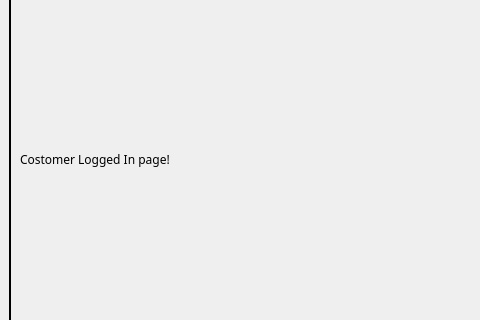
freefrit/AOOP_DogeShop, file mainwindow.ui: the form before one commit; both pictures show x 0 to 480 and y 152 to 472 of the 960 by 600 pixel window.
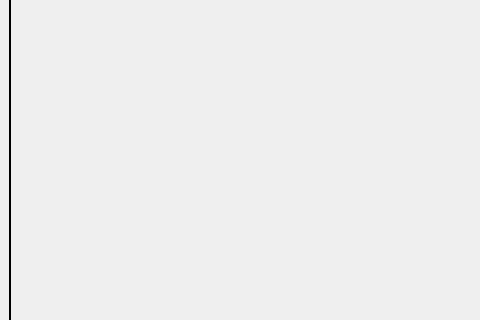
The form after the commit. The open tabs and pages were chosen to show the change.

The edit to the form file:
```diff
--- a/mainwindow.ui
+++ b/mainwindow.ui
@@ -386,15 +386,7 @@
        </widget>
       </widget>
       <widget class="QWidget" name="page_3">
-       <layout class="QGridLayout" name="gridLayout_5">
-        <item row="0" column="0">
-         <widget class="QLabel" name="label_2">
-          <property name="text">
-           <string>Costomer Logged In page!</string>
-          </property>
-         </widget>
-        </item>
-       </layout>
+       <layout class="QGridLayout" name="gridLayout_5"/>
       </widget>
       <widget class="QWidget" name="page_4">
        <layout class="QGridLayout" name="gridLayout_3">
```
Left out of the diff: 25 changed lines with no effect on the pictures.
